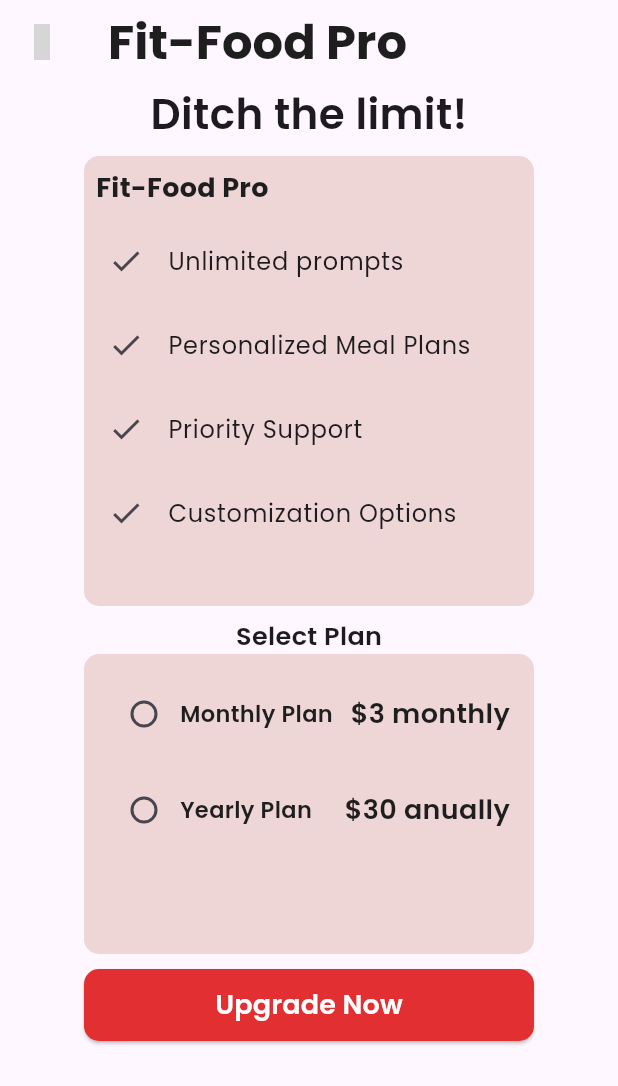
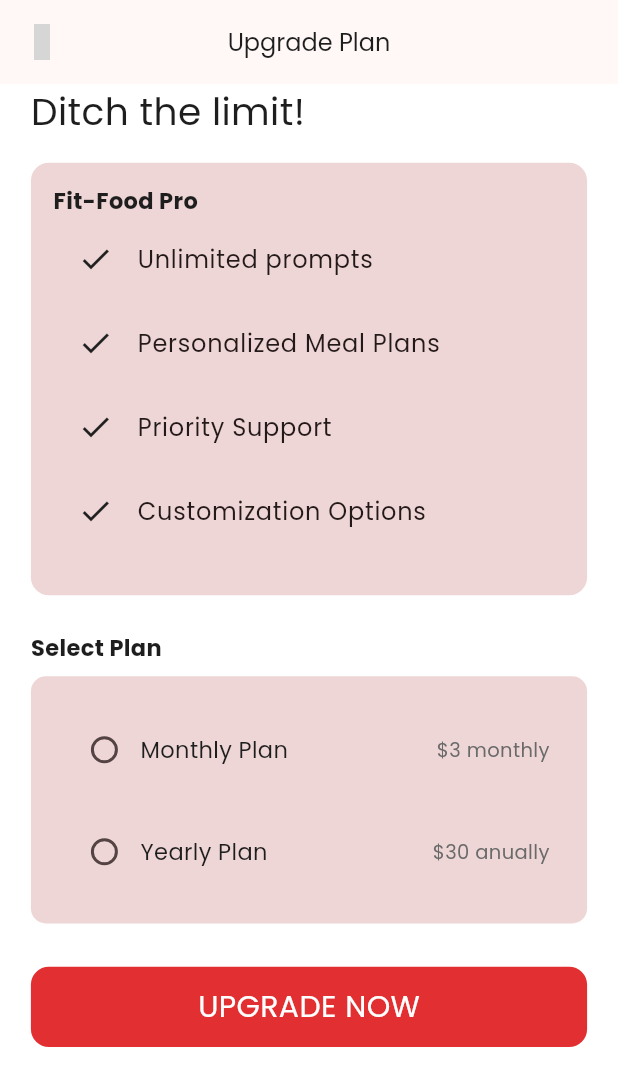
Before and after one commit to hngx-org/fit-food-ai, a Flutter app: the SettingsScreen screen opened by its route, after a tap on "Free User", on a phone screen of 412 x 824 dp. Shown: the top 1086 px of the screen. Run offline on Flutter 3.47's test engine with Material 2 defaults, Android fonts, the phone set to English and light mode, and no system bars; our stand-ins replace connectivity_plus, either_dart, form_field_validator, google_fonts, iconly, image_cropper and 3 more; missing offline and left inert: hng_authentication; accounts and stored records are empty; grey boxes are pictures that could not be loaded.

Commit message:
feat: modified upgrade plan screen and added payment package

```diff
--- a/lib/features/authentication/views/upgrade_plan.dart
+++ b/lib/features/authentication/views/upgrade_plan.dart
@@ -1,4 +1,5 @@
 import 'package:fit_food/components/shared/styles.dart';
+import 'package:fit_food/components/widgets/app_button.dart';
 import 'package:flutter/material.dart';
 import 'package:iconly/iconly.dart';
 
@@ -25,6 +26,9 @@ class _UpgradePlanState extends State<UpgradePlan> {
 
   @override
   Widget build(BuildContext context) {
+    final height = MediaQuery.of(context).size.height;
+    final width = MediaQuery.of(context).size.width;
+
     return Scaffold(
       appBar: AppBar(
         leading: IconButton(
@@ -36,51 +40,53 @@ class _UpgradePlanState extends State<UpgradePlan> {
             color: kcTxtColorDark,
           ),
         ),
-        title: Text('Fit-Food Pro',
-          style: wlcmText,
+        centerTitle: true,
+        title: Text(
+          'Upgrade Plan',
+          style: inputText,
         ),
       ),
+      backgroundColor: kcWhiteColor,
       body: SingleChildScrollView(
-        child: Column(
-          children: [
-            const Center(
-              child: Text('Ditch the limit!',
-                style: TextStyle(
-                  fontFamily: 'Poppins',
-                  fontWeight: FontWeight.w600,
-                  fontSize: 28,
+        child: Padding(
+          padding: EdgeInsets.symmetric(horizontal: width * 0.05),
+          child: Column(
+            crossAxisAlignment: CrossAxisAlignment.start,
+            children: [
+              Text(
+                'Ditch the limit!',
+                style: btnText.copyWith(
+                  fontSize: 25,
+                  color: kcTxtColorDark,
                 ),
               ),
-            ),
-            Padding(
-              padding: const EdgeInsets.only(top: 8.0),
-              child: Container(
-                height: 300,
-                width: 300,
+              SizedBox(
+                height: height * 0.02,
+              ),
+              Container(
+                height: height * 0.35,
+                width: width,
                 decoration: BoxDecoration(
                   color: kcChatRcvdColor,
-                  borderRadius: BorderRadius.circular(10.0),
+                  borderRadius: BorderRadius.circular(12.0),
                 ),
+                padding: const EdgeInsets.all(15),
                 child: Column(
                   crossAxisAlignment: CrossAxisAlignment.start,
                   children: [
-                    const Padding(
-                      padding: EdgeInsets.all(8.0),
-                      child: Text(
-                        "Fit-Food Pro",
-                        style: TextStyle(
-                          fontSize: 18.0,
-                          fontWeight: FontWeight.bold,
-                          color: kcTxtColorDark,
-                        ),
-                      ),
+                    Text(
+                      "Fit-Food Pro",
+                      style: nameText,
                     ),
                     Expanded(
                       child: ListView.builder(
                         itemCount: yourItemList.length,
                         itemBuilder: (context, index) {
                           return ListTile(
-                            leading: Icon(Icons.check),
+                            leading: const Icon(
+                              Icons.check,
+                              color: kcTxtColorDark,
+                            ),
                             title: Text(yourItemList[index]),
                           );
                         },
@@ -89,34 +95,34 @@ class _UpgradePlanState extends State<UpgradePlan> {
                   ],
                 ),
               ),
-            ),
-            const Padding(
-              padding: EdgeInsets.only(top: 8.0),
-              child: Text('Select Plan',
-                style: TextStyle(
-                  fontWeight: FontWeight.w600,
-                  fontFamily: 'Poppins',
-                  fontSize: 17,
-                ),
+              SizedBox(
+                height: height * 0.03,
               ),
-            ),
-            Container(
-                height: 200,
-                width: 300,
+              Text(
+                'Select Plan',
+                style: nameText,
+              ),
+              SizedBox(
+                height: height * 0.01,
+              ),
+              Container(
+                height: height * 0.2,
+                width: width,
                 decoration: BoxDecoration(
                   color: kcChatRcvdColor,
                   borderRadius: BorderRadius.circular(10.0),
                 ),
-              child: Padding(
-                padding: const EdgeInsets.only(top: 8.0),
+                padding: const EdgeInsets.all(15),
                 child: ListView.builder(
                   itemCount: 2, // Two options: Monthly and Yearly
                   itemBuilder: (context, index) {
-                    final planName = index == 0 ? 'Monthly Plan' : 'Yearly Plan';
-                    final planCost = index == 0 ? '\$3 monthly' : '\$30 anually';
+                    final planName =
+                        index == 0 ? 'Monthly Plan' : 'Yearly Plan';
+                    final planCost =
+                        index == 0 ? '\$3 monthly' : '\$30 anually';
 
                     return Padding(
-                      padding: const EdgeInsets.symmetric(horizontal: 16.0, vertical: 8.0),
+                      padding: const EdgeInsets.all(10.0),
                       child: Row(
                         mainAxisAlignment: MainAxisAlignment.spaceBetween,
                         children: [
@@ -133,54 +139,31 @@ class _UpgradePlanState extends State<UpgradePlan> {
                               ),
                               Text(
                                 planName,
-                                style: const TextStyle(
-                                  fontSize: 15.0,
-                                  fontWeight: FontWeight.w600,
-                                  color: kcTxtColorDark,
-                                ),
+                                style: infoText,
                               ),
                             ],
                           ),
                           Text(
                             planCost,
-                            style: const TextStyle(
-                              fontSize: 18.0,
-                              fontWeight: FontWeight.w600,
-                              color: kcTxtColorDark,
+                            style: smallText.copyWith(
+                              fontSize: 13,
                             ),
                           ),
                         ],
                       ),
                     );
                   },
-                  ),
-              ),
-            ),
-            Padding(
-              padding: const EdgeInsets.only(top: 10.0),
-              child: ElevatedButton(
-                onPressed: () {},
-                style: ButtonStyle(
-                  backgroundColor: MaterialStateProperty.all<Color>(kcBtnColor),
-                  minimumSize: MaterialStateProperty.all<Size>(Size(300, 48)),
-                  shape: MaterialStateProperty.all<RoundedRectangleBorder>(
-                    RoundedRectangleBorder(
-                      borderRadius: BorderRadius.circular(10.0),
-                    ),
-                  ),
-                ),
-                child: const Text('Upgrade Now',
-                style: TextStyle(
-                  fontSize: 18,
-                  fontFamily: 'Poppins',
-                  fontWeight: FontWeight.w600,
-                  color: kcWhiteColor,
-                ),
                 ),
               ),
-            )
-
-          ],
+              SizedBox(
+                height: height * 0.035,
+              ),
+              AppBTN(
+                title: 'UPGRADE NOW',
+                onTap: () {},
+              ),
+            ],
+          ),
         ),
       ),
     );
--- a/lib/features/settings/presentation/settings_view.dart
+++ b/lib/features/settings/presentation/settings_view.dart
@@ -110,12 +110,14 @@ class SettingsScreen extends StatelessWidget {
                     child: Center(
                       child: Text(
                         'Upgrade Now',
-                        style: nameText,
+                        style: nameText.copyWith(
+                          fontSize: 13,
+                        ),
                       ),
                     ),
                   ),
                   onTap: () {
-                    Navigator.pushReplacementNamed(context, '/upgradePlan');
+                    Navigator.pushNamed(context, '/upgradePlan');
                   },
                 ),
                 SizedBox(height: height * 0.01),
--- a/lib/main.dart
+++ b/lib/main.dart
@@ -1,5 +1,6 @@
 import 'package:fit_food/common/data/user/user_repository_impl.dart';
 import 'package:fit_food/common/viewmodels/user_view_model.dart';
+import 'package:fit_food/components/shared/app_colors.dart';
 import 'package:fit_food/core/utils/app_utils.dart';
 import 'package:fit_food/features/authentication/views/upgrade_plan.dart';
 import 'package:fit_food/features/chats/view_model/chat_view_model.dart';
@@ -43,7 +44,9 @@ class MyApp extends StatelessWidget {
       child: MaterialApp(
         debugShowCheckedModeBanner: false,
         theme: ThemeData(
-          colorScheme: ColorScheme.fromSeed(seedColor: Colors.deepPurple),
+          colorScheme: ColorScheme.fromSeed(
+            seedColor: kcBtnColor,
+          ),
           useMaterial3: true,
           fontFamily: 'Poppins',
         ),
--- a/pubspec.yaml
+++ b/pubspec.yaml
@@ -47,6 +47,7 @@ dependencies:
   image_cropper: ^5.0.0
   image_picker: ^1.0.4
   scrollable_positioned_list: ^0.3.8
+  in_app_payment: ^0.0.1
 
 dev_dependencies:
   flutter_test:
```
Also changed, not shown: pubspec.lock.
